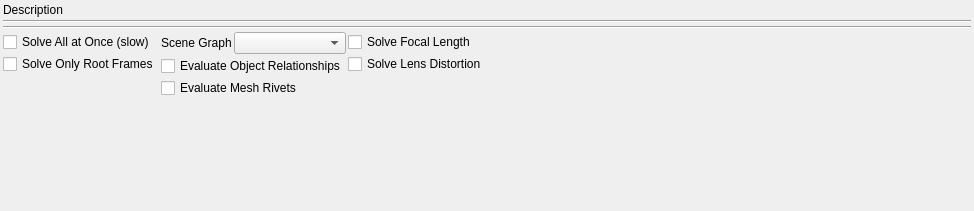
Above: python/mmSolver/tools/solver/widget/solver_standard_widget.ui from david-cattermole/mayaMatchMoveSolver before the change. Below: the same form after it.
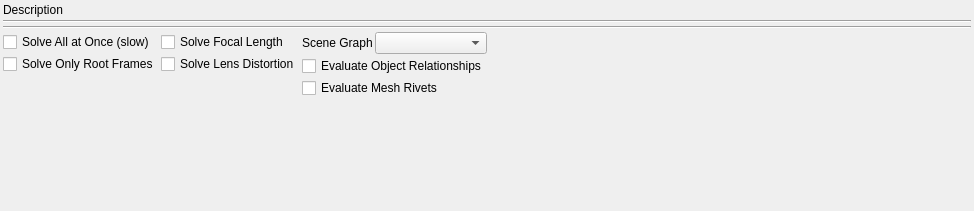
That is the form after the change.

Commit message:
Solver UI - Move "evaluate mesh rivets" options SR.
This provides a nicer UI, so the UI doesn't feel "unfinished" and
disjointed.

```diff
--- a/python/mmSolver/tools/solver/widget/solver_standard_widget.ui
+++ b/python/mmSolver/tools/solver/widget/solver_standard_widget.ui
@@ -109,6 +109,43 @@
        </item>
       </layout>
      </item>
+     <item>
+      <layout class="QVBoxLayout" name="options3_layout">
+       <property name="spacing">
+        <number>2</number>
+       </property>
+       <item>
+        <widget class="QCheckBox" name="solveFocalLength_checkBox">
+         <property name="text">
+          <string>Solve Focal Length</string>
+         </property>
+        </widget>
+       </item>
+       <item>
+        <widget class="QCheckBox" name="solveLensDistortion_checkBox">
+         <property name="text">
+          <string>Solve Lens Distortion</string>
+         </property>
+        </widget>
+       </item>
+       <item>
+        <spacer name="verticalSpacer_4">
+         <property name="orientation">
+          <enum>Qt::Vertical</enum>
+         </property>
+         <property name="sizeType">
+          <enum>QSizePolicy::MinimumExpanding</enum>
+         </property>
+         <property name="sizeHint" stdset="0">
+          <size>
+           <width>10</width>
+           <height>1</height>
+          </size>
+         </property>
+        </spacer>
+       </item>
+      </layout>
+     </item>
      <item>
       <layout class="QVBoxLayout" name="options2_layout">
        <property name="spacing">
@@ -170,43 +207,6 @@
        </item>
       </layout>
      </item>
-     <item>
-      <layout class="QVBoxLayout" name="options3_layout">
-       <property name="spacing">
-        <number>2</number>
-       </property>
-       <item>
-        <widget class="QCheckBox" name="solveFocalLength_checkBox">
-         <property name="text">
-          <string>Solve Focal Length</string>
-         </property>
-        </widget>
-       </item>
-       <item>
-        <widget class="QCheckBox" name="solveLensDistortion_checkBox">
-         <property name="text">
-          <string>Solve Lens Distortion</string>
-         </property>
-        </widget>
-       </item>
-       <item>
-        <spacer name="verticalSpacer_4">
-         <property name="orientation">
-          <enum>Qt::Vertical</enum>
-         </property>
-         <property name="sizeType">
-          <enum>QSizePolicy::MinimumExpanding</enum>
-         </property>
-         <property name="sizeHint" stdset="0">
-          <size>
-           <width>10</width>
-           <height>1</height>
-          </size>
-         </property>
-        </spacer>
-       </item>
-      </layout>
-     </item>
      <item>
       <spacer name="horizontalSpacer">
        <property name="orientation">
```
The commit also changes 1 other file.
